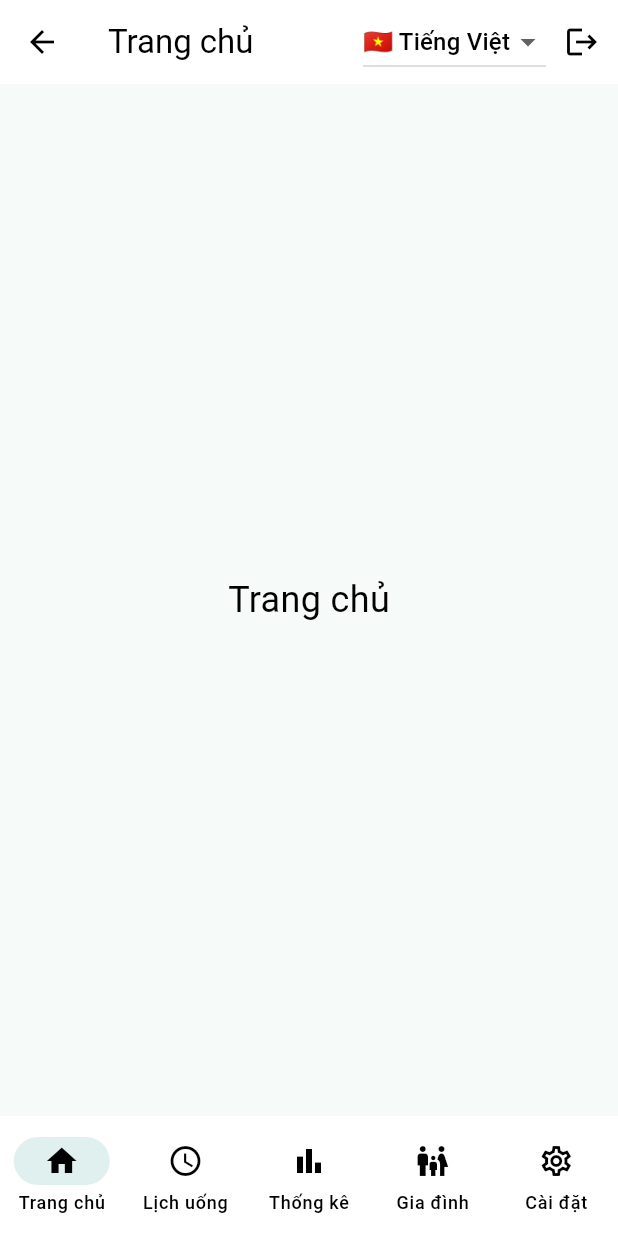
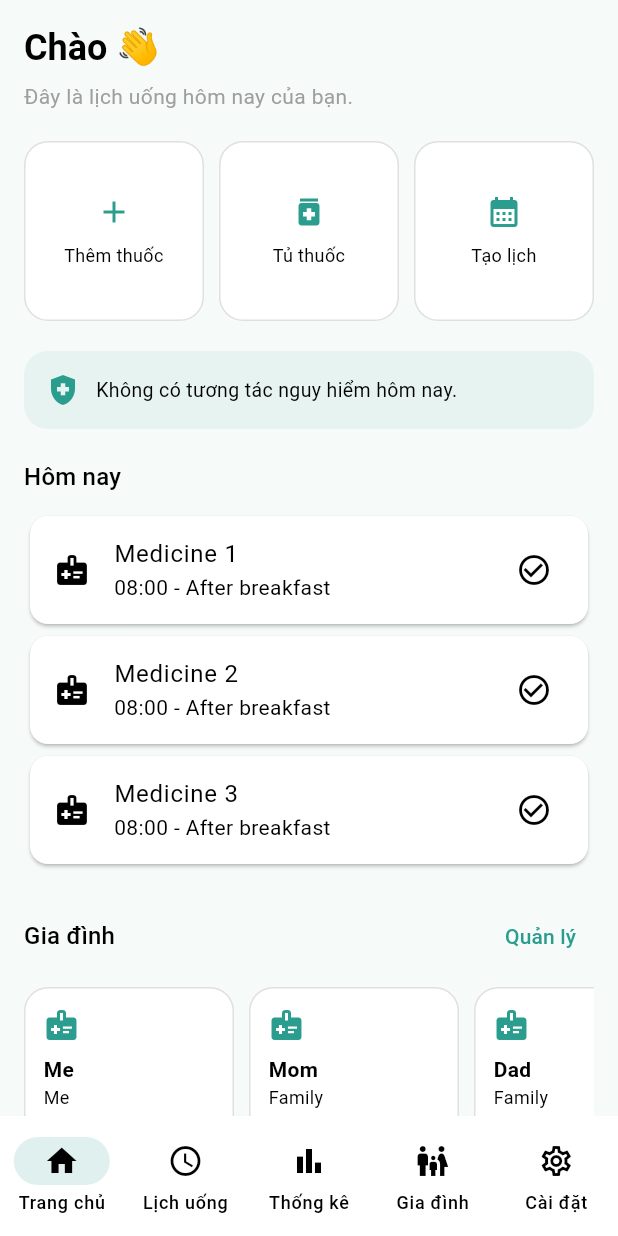
Before and after one commit to linh59/checkin-medicine, a Flutter app: the HomeShell screen opened directly, on a phone screen of 412 x 824 dp. Run offline on Flutter 3.47's test engine with Material 3 defaults, Android fonts, the light colour scheme and no system bars; our stand-ins replace supabase_flutter; accounts and stored records are empty.

Commit message:
build UI home page

```diff
--- a/lib/features/home/pages/home_page.dart
+++ b/lib/features/home/pages/home_page.dart
@@ -1,47 +1,290 @@
-import 'package:checkin_medicine/features/auth/login_page.dart';
 import 'package:flutter/material.dart';
-import 'package:supabase_flutter/supabase_flutter.dart';
-
+import '../../../../core/theme/app_colors.dart';
 import '../../../../l10n/app_localizations.dart';
-import '../../../../shared/widgets/language_switcher.dart';
 
 class HomePage extends StatelessWidget {
   const HomePage({super.key});
-
-  Future<void> logout(BuildContext context) async {
-    await Supabase.instance.client.auth.signOut();
-
-    if (context.mounted) {
-      Navigator.pushAndRemoveUntil(
-        context,
-        MaterialPageRoute(builder: (_) => const LoginPage()),
-            (route) => false,
-      );
-    }
-  }
 
   @override
   Widget build(BuildContext context) {
     final t = AppLocalizations.of(context)!;
 
-    return Scaffold(
-      appBar: AppBar(
-        title: Text(t.home),
-        actions: [
-          LanguageSwitcher(),
+    return SafeArea(
+      child: SingleChildScrollView(
+        padding: const EdgeInsets.all(16),
 
-          IconButton(
-            icon: const Icon(Icons.logout),
-            onPressed: () => logout(context),
-          ),
-        ],
-      ),
-      body: Center(
-        child: Text(
-          t.home,
-          style: const TextStyle(fontSize: 24),
+        child: Column(
+          crossAxisAlignment: CrossAxisAlignment.start,
+          children: [
+
+            // 🧠 HEADER
+            Text(
+              "${t.homeGreeting} 👋",
+              style: Theme.of(context).textTheme.headlineSmall?.copyWith(
+                fontWeight: FontWeight.bold,
+              ),
+            ),
+
+            const SizedBox(height: 6),
+
+            Text(
+              t.todayScheduleSubtitle,
+              style: const TextStyle(color: Colors.grey),
+            ),
+
+            const SizedBox(height: 20),
+
+            // ⚡ QUICK ACTIONS
+            _QuickActions(),
+
+            const SizedBox(height: 20),
+
+            // 🛡 SAFETY CARD
+            _SafetyCard(),
+
+            const SizedBox(height: 20),
+
+            // 📋 TODAY LIST
+            _TodayList(),
+
+            const SizedBox(height: 20),
+
+            // 👨‍👩‍👧 FAMILY
+            _FamilySection(),
+          ],
         ),
       ),
     );
   }
 }
+class _QuickActions extends StatelessWidget {
+  @override
+  Widget build(BuildContext context) {
+    final t = AppLocalizations.of(context)!;
+
+    return GridView(
+      shrinkWrap: true,
+      physics: const NeverScrollableScrollPhysics(),
+
+      gridDelegate: const SliverGridDelegateWithFixedCrossAxisCount(
+        crossAxisCount: 3,
+        crossAxisSpacing: 10,
+        mainAxisSpacing: 10,
+        childAspectRatio: 1,
+      ),
+
+      children: [
+        _ActionCard(
+          icon: Icons.add,
+          label: t.addMedicine,
+        ),
+        _ActionCard(
+          icon: Icons.medication,
+          label: t.pharmacy,
+        ),
+        _ActionCard(
+          icon: Icons.calendar_month,
+          label: t.createSchedule,
+        ),
+      ],
+    );
+  }
+}
+
+class _ActionCard extends StatelessWidget {
+  final IconData icon;
+  final String label;
+
+  const _ActionCard({
+    super.key,
+    required this.icon,
+    required this.label,
+  });
+
+  @override
+  Widget build(BuildContext context) {
+    return Container(
+      decoration: BoxDecoration(
+        color: Theme.of(context).colorScheme.surface,
+        borderRadius: BorderRadius.circular(16),
+        border: Border.all(color: Colors.black12),
+      ),
+      child: Column(
+        mainAxisAlignment: MainAxisAlignment.center,
+        children: [
+          Icon(icon, color: WellnessColors.primary),
+          const SizedBox(height: 8),
+          Text(
+            label,
+            textAlign: TextAlign.center,
+            style: const TextStyle(fontSize: 12),
+          ),
+        ],
+      ),
+    );
+  }
+}
+
+class _SafetyCard extends StatelessWidget {
+  @override
+  Widget build(BuildContext context) {
+    final t = AppLocalizations.of(context)!;
+
+    return Container(
+      width: double.infinity,
+      padding: const EdgeInsets.all(14),
+      decoration: BoxDecoration(
+        color: WellnessColors.primary.withOpacity(0.08),
+        borderRadius: BorderRadius.circular(16),
+      ),
+      child: Row(
+        children: [
+          const Icon(
+            Icons.health_and_safety,
+            color: WellnessColors.primary,
+          ),
+          const SizedBox(width: 10),
+          Expanded(
+            child: Text(
+              t.todaySafetySummary,
+              style: const TextStyle(fontSize: 13),
+            ),
+          ),
+        ],
+      ),
+    );
+  }
+}
+class _TodayList extends StatelessWidget {
+  @override
+  Widget build(BuildContext context) {
+    final t = AppLocalizations.of(context)!;
+
+    return Column(
+      crossAxisAlignment: CrossAxisAlignment.start,
+      children: [
+        Text(
+          t.todayCheckin,
+          style: Theme.of(context).textTheme.titleMedium,
+        ),
+
+        const SizedBox(height: 10),
+
+        ListView.builder(
+          shrinkWrap: true,
+          physics: const NeverScrollableScrollPhysics(),
+          itemCount: 3,
+          itemBuilder: (context, i) {
+            return Card(
+              child: ListTile(
+                leading: const Icon(Icons.medical_information),
+                title: Text("Medicine ${i + 1}"),
+                subtitle: const Text("08:00 - After breakfast"),
+                trailing: const Icon(Icons.check_circle_outline),
+              ),
+            );
+          },
+        ),
+      ],
+    );
+  }
+}
+
+class _FamilySection extends StatelessWidget {
+  @override
+  Widget build(BuildContext context) {
+    final t = AppLocalizations.of(context)!;
+
+    return Column(
+      crossAxisAlignment: CrossAxisAlignment.start,
+      children: [
+        Row(
+          mainAxisAlignment: MainAxisAlignment.spaceBetween,
+          children: [
+            Text(
+              t.family,
+              style: Theme.of(context).textTheme.titleMedium,
+            ),
+            TextButton(
+              onPressed: () {},
+              child: Text(t.manage),
+            ),
+          ],
+        ),
+
+        const SizedBox(height: 10),
+
+        SizedBox(
+          height: 110,
+          child: ListView(
+            scrollDirection: Axis.horizontal,
+            children: const [
+              _FamilyCard(name: "Me", isSelf: true),
+              _FamilyCard(name: "Mom"),
+              _FamilyCard(name: "Dad"),
+              _AddFamilyCard(),
+            ],
+          ),
+        ),
+      ],
+    );
+  }
+}
+
+class _FamilyCard extends StatelessWidget {
+  final String name;
+  final bool isSelf;
+
+  const _FamilyCard({
+    required this.name,
+    this.isSelf = false,
+  });
+
+  @override
+  Widget build(BuildContext context) {
+    return Container(
+      width: 140,
+      margin: const EdgeInsets.only(right: 10),
+      padding: const EdgeInsets.all(12),
+      decoration: BoxDecoration(
+        color: Theme.of(context).colorScheme.surface,
+        borderRadius: BorderRadius.circular(16),
+        border: Border.all(color: Colors.black12),
+      ),
+      child: Column(
+        crossAxisAlignment: CrossAxisAlignment.start,
+        children: [
+          const Icon(Icons.medical_information, color: WellnessColors.primary),
+          const SizedBox(height: 8),
+          Text(
+            name,
+            style: const TextStyle(fontWeight: FontWeight.bold),
+          ),
+          Text(
+            isSelf ? "Me" : "Family",
+            style: const TextStyle(fontSize: 12),
+          ),
+        ],
+      ),
+    );
+  }
+}
+
+class _AddFamilyCard extends StatelessWidget {
+  const _AddFamilyCard();
+
+  @override
+  Widget build(BuildContext context) {
+    return Container(
+      width: 110,
+      margin: const EdgeInsets.only(right: 10),
+      decoration: BoxDecoration(
+        borderRadius: BorderRadius.circular(16),
+        border: Border.all(color: Colors.black12),
+      ),
+      child: const Center(
+        child: Icon(Icons.add),
+      ),
+    );
+  }
+}
--- a/lib/l10n/app_en.arb
+++ b/lib/l10n/app_en.arb
@@ -20,5 +20,13 @@
   "schedule": "Schedule",
   "stats": "Statistics",
   "family": "Family",
-  "settings": "Settings"
+  "settings": "Settings",
+  "homeGreeting": "Hello",
+  "todayScheduleSubtitle": "Here is your medication schedule for today.",
+  "addMedicine": "Add medicine",
+  "pharmacy": "Medicine cabinet",
+  "createSchedule": "Create schedule",
+  "todaySafetySummary": "No dangerous interactions detected today.",
+  "todayCheckin": "Today",
+  "manage": "Manage"
 }
--- a/lib/l10n/app_localizations.dart
+++ b/lib/l10n/app_localizations.dart
@@ -229,6 +229,54 @@ abstract class AppLocalizations {
   /// In en, this message translates to:
   /// **'Settings'**
   String get settings;
+
+  /// No description provided for @homeGreeting.
+  ///
+  /// In en, this message translates to:
+  /// **'Hello'**
+  String get homeGreeting;
+
+  /// No description provided for @todayScheduleSubtitle.
+  ///
+  /// In en, this message translates to:
+  /// **'Here is your medication schedule for today.'**
+  String get todayScheduleSubtitle;
+
+  /// No description provided for @addMedicine.
+  ///
+  /// In en, this message translates to:
+  /// **'Add medicine'**
+  String get addMedicine;
+
+  /// No description provided for @pharmacy.
+  ///
+  /// In en, this message translates to:
+  /// **'Medicine cabinet'**
+  String get pharmacy;
+
+  /// No description provided for @createSchedule.
+  ///
+  /// In en, this message translates to:
+  /// **'Create schedule'**
+  String get createSchedule;
+
+  /// No description provided for @todaySafetySummary.
+  ///
+  /// In en, this message translates to:
+  /// **'No dangerous interactions detected today.'**
+  String get todaySafetySummary;
+
+  /// No description provided for @todayCheckin.
+  ///
+  /// In en, this message translates to:
+  /// **'Today'**
+  String get todayCheckin;
+
+  /// No description provided for @manage.
+  ///
+  /// In en, this message translates to:
+  /// **'Manage'**
+  String get manage;
 }
 
 class _AppLocalizationsDelegate
--- a/lib/l10n/app_localizations_en.dart
+++ b/lib/l10n/app_localizations_en.dart
@@ -73,4 +73,29 @@ class AppLocalizationsEn extends AppLocalizations {
 
   @override
   String get settings => 'Settings';
+
+  @override
+  String get homeGreeting => 'Hello';
+
+  @override
+  String get todayScheduleSubtitle =>
+      'Here is your medication schedule for today.';
+
+  @override
+  String get addMedicine => 'Add medicine';
+
+  @override
+  String get pharmacy => 'Medicine cabinet';
+
+  @override
+  String get createSchedule => 'Create schedule';
+
+  @override
+  String get todaySafetySummary => 'No dangerous interactions detected today.';
+
+  @override
+  String get todayCheckin => 'Today';
+
+  @override
+  String get manage => 'Manage';
 }
--- a/lib/l10n/app_localizations_vi.dart
+++ b/lib/l10n/app_localizations_vi.dart
@@ -73,4 +73,28 @@ class AppLocalizationsVi extends AppLocalizations {
 
   @override
   String get settings => 'Cài đặt';
+
+  @override
+  String get homeGreeting => 'Chào';
+
+  @override
+  String get todayScheduleSubtitle => 'Đây là lịch uống hôm nay của bạn.';
+
+  @override
+  String get addMedicine => 'Thêm thuốc';
+
+  @override
+  String get pharmacy => 'Tủ thuốc';
+
+  @override
+  String get createSchedule => 'Tạo lịch';
+
+  @override
+  String get todaySafetySummary => 'Không có tương tác nguy hiểm hôm nay.';
+
+  @override
+  String get todayCheckin => 'Hôm nay';
+
+  @override
+  String get manage => 'Quản lý';
 }
--- a/lib/l10n/app_vi.arb
+++ b/lib/l10n/app_vi.arb
@@ -20,5 +20,13 @@
   "schedule": "Lịch uống",
   "stats": "Thống kê",
   "family": "Gia đình",
-  "settings": "Cài đặt"
+  "settings": "Cài đặt",
+  "homeGreeting": "Chào",
+  "todayScheduleSubtitle": "Đây là lịch uống hôm nay của bạn.",
+  "addMedicine": "Thêm thuốc",
+  "pharmacy": "Tủ thuốc",
+  "createSchedule": "Tạo lịch",
+  "todaySafetySummary": "Không có tương tác nguy hiểm hôm nay.",
+  "todayCheckin": "Hôm nay",
+  "manage": "Quản lý"
 }
```
